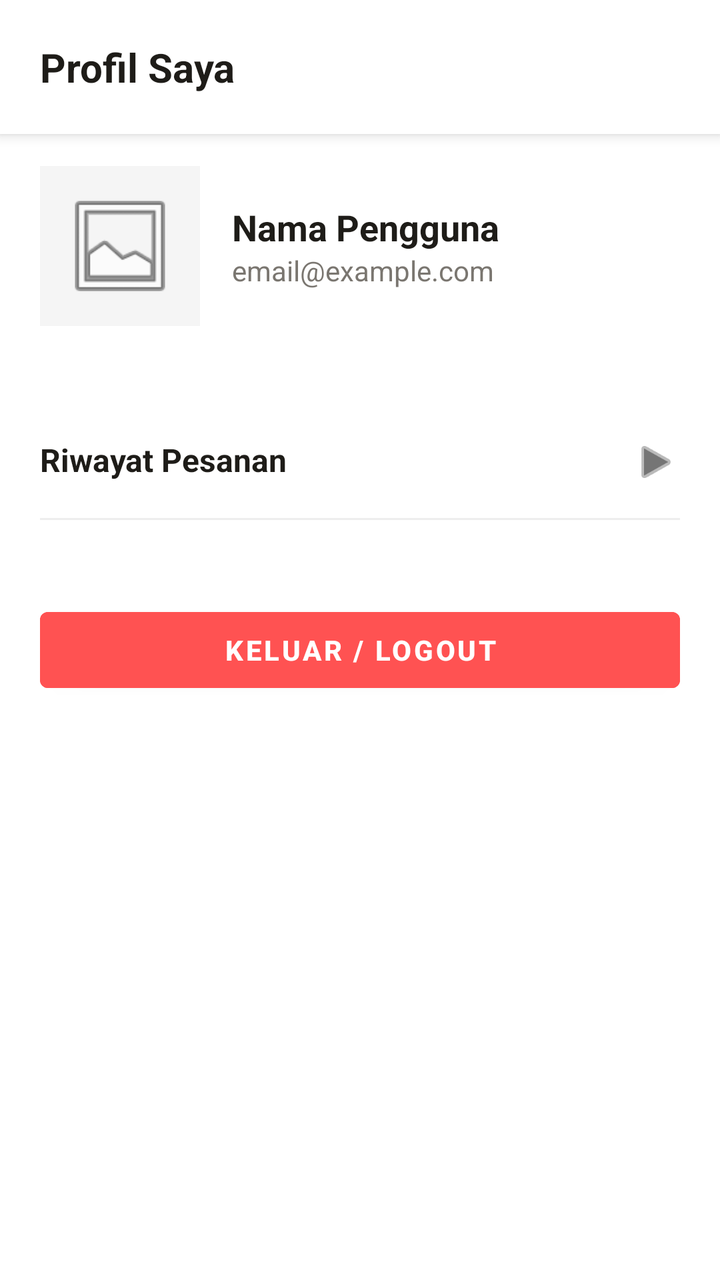
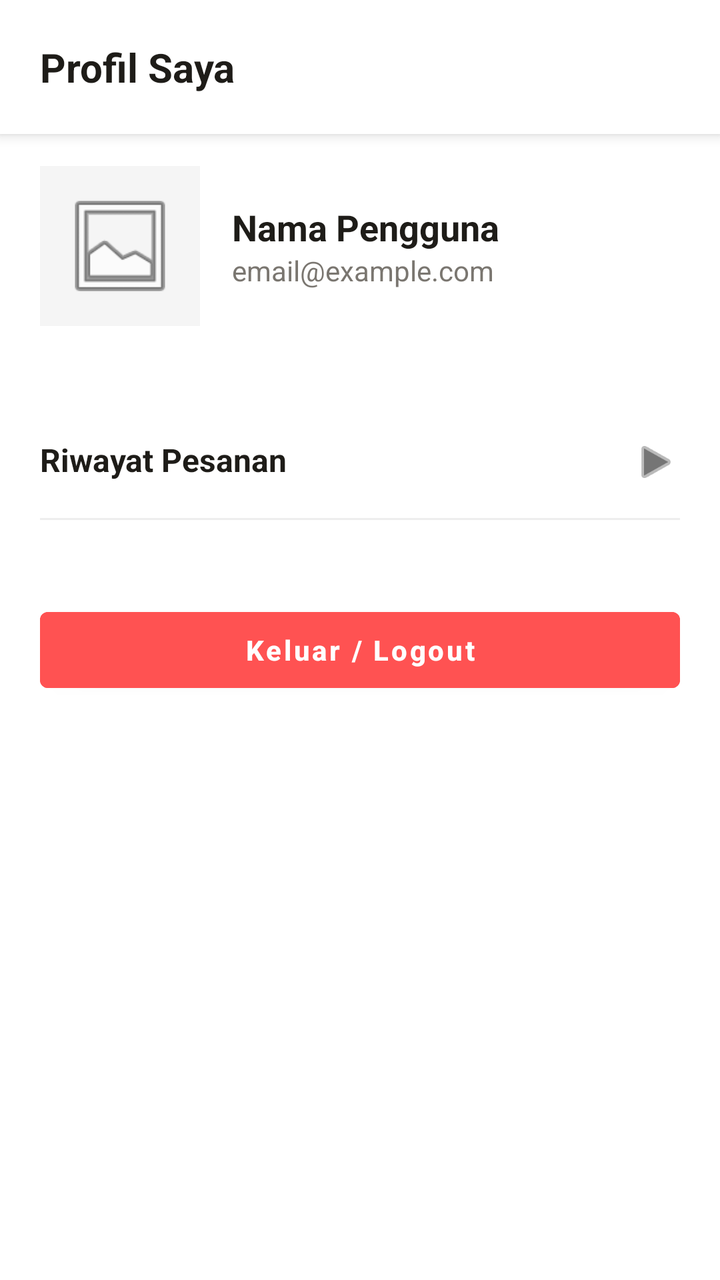

Two renders of the same Android screen: before a commit and after it. Below are the layout's source before the change and the commit's diff.
<!-- AndroidManifest.xml: application theme Theme.KueWeh -->
<!-- res/layout/fragment_profile.xml -->
<?xml version="1.0" encoding="utf-8"?>
<LinearLayout xmlns:android="http://schemas.android.com/apk/res/android"
    xmlns:app="http://schemas.android.com/apk/res-auto"
    android:layout_width="match_parent"
    android:layout_height="match_parent"
    android:orientation="vertical"
    android:background="#FFFFFF"
    android:fitsSystemWindows="true">

    <LinearLayout
        android:layout_width="match_parent"
        android:layout_height="wrap_content"
        android:background="#FFFFFF"
        android:elevation="4dp"
        android:padding="20dp"
        android:layout_marginBottom="16dp">

        <TextView
            android:layout_width="wrap_content"
            android:layout_height="wrap_content"
            android:text="Profil Saya"
            android:textColor="#1E1C18"
            android:textSize="20sp"
            android:textStyle="bold" />
    </LinearLayout>

    <LinearLayout
        android:layout_width="match_parent"
        android:layout_height="wrap_content"
        android:orientation="vertical"
        android:paddingHorizontal="20dp">

        <LinearLayout
            android:layout_width="match_parent"
            android:layout_height="wrap_content"
            android:orientation="horizontal"
            android:gravity="center_vertical"
            android:layout_marginBottom="40dp">

            <ImageView
                android:id="@+id/profileImage"
                android:layout_width="80dp"
                android:layout_height="80dp"
                android:src="@android:drawable/ic_menu_gallery"
                android:background="#F5F5F5"
                android:padding="10dp"/>

            <LinearLayout
                android:layout_width="wrap_content"
                android:layout_height="wrap_content"
                android:orientation="vertical"
                android:layout_marginStart="16dp">

                <TextView
                    android:id="@+id/tvProfileName"
                    android:layout_width="wrap_content"
                    android:layout_height="wrap_content"
                    android:text="Nama Pengguna"
                    android:textSize="18sp"
                    android:textStyle="bold"
                    android:textColor="#1E1C18"/>

                <TextView
                    android:id="@+id/tvProfileEmail"
                    android:layout_width="wrap_content"
                    android:layout_height="wrap_content"
                    android:text="email@example.com"
                    android:textSize="14sp"
                    android:textColor="#7A7670"/>
            </LinearLayout>
        </LinearLayout>

        <LinearLayout
            android:id="@+id/btnRiwayatPesanan"
            android:layout_width="match_parent"
            android:layout_height="wrap_content"
            android:orientation="horizontal"
            android:paddingVertical="16dp"
            android:background="?attr/selectableItemBackground"
            android:clickable="true"
            android:focusable="true">

            <TextView
                android:layout_width="0dp"
                android:layout_height="wrap_content"
                android:layout_weight="1"
                android:text="Riwayat Pesanan"
                android:textColor="#1E1C18"
                android:textSize="16sp"
                android:textStyle="bold"/>

            <ImageView
                android:layout_width="24dp"
                android:layout_height="24dp"
                android:src="@android:drawable/ic_media_play"
                android:rotation="0"
                app:tint="#757575" />
        </LinearLayout>

        <View
            android:layout_width="match_parent"
            android:layout_height="1dp"
            android:background="#EEEEEE"
            android:layout_marginBottom="40dp"/>

        <Button
            android:id="@+id/btnLogout"
            android:layout_width="match_parent"
            android:layout_height="50dp"
            android:backgroundTint="#FF5252"
            android:text="Keluar / Logout"
            android:textColor="#FFFFFF"
            android:textStyle="bold" />

    </LinearLayout> </LinearLayout>
<!-- resources referenced by this layout -->
<resources>
  <style name="Theme.KueWeh" parent="Theme.MaterialComponents.Light.NoActionBar">
          <item name="android:statusBarColor">@android:color/transparent</item>
  
          <item name="android:windowLightStatusBar">true</item>
      </style>
</resources>

<!-- the commit's change to res/layout/fragment_profile.xml (unified diff, before → after) -->
@@ -110,6 +110,7 @@
             android:backgroundTint="#FF5252"
             android:text="Keluar / Logout"
             android:textColor="#FFFFFF"
-            android:textStyle="bold" />
+            android:textStyle="bold"
+            android:textAllCaps="false"/>
 
     </LinearLayout> </LinearLayout>
